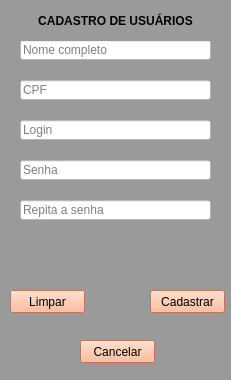
First picture: the form in formularios/frmCadastroUsuarios.ui, repository AndreConforti/projeto-faculdade, before the edit.
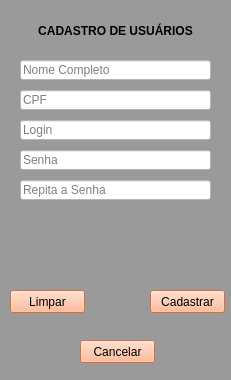
Second picture: the form after the edit.

Diff of the .ui file:
```diff
--- a/formularios/frmCadastroUsuarios.ui
+++ b/formularios/frmCadastroUsuarios.ui
@@ -20,85 +20,6 @@
    <string notr="true">background-color: rgb(154, 154, 154);</string>
   </property>
   <widget class="QWidget" name="centralwidget">
-   <widget class="QLineEdit" name="txtNome">
-    <property name="enabled">
-     <bool>false</bool>
-    </property>
-    <property name="geometry">
-     <rect>
-      <x>20</x>
-      <y>40</y>
-      <width>191</width>
-      <height>20</height>
-     </rect>
-    </property>
-    <property name="styleSheet">
-     <string notr="true">background-color: rgb(255, 255, 255);</string>
-    </property>
-    <property name="placeholderText">
-     <string>Nome completo</string>
-    </property>
-   </widget>
-   <widget class="QLineEdit" name="txtCPF">
-    <property name="enabled">
-     <bool>false</bool>
-    </property>
-    <property name="geometry">
-     <rect>
-      <x>20</x>
-      <y>80</y>
-      <width>191</width>
-      <height>20</height>
-     </rect>
-    </property>
-    <property name="styleSheet">
-     <string notr="true">background-color: rgb(255, 255, 255);</string>
-    </property>
-    <property name="placeholderText">
-     <string>CPF</string>
-    </property>
-   </widget>
-   <widget class="QLineEdit" name="txtLogin">
-    <property name="enabled">
-     <bool>false</bool>
-    </property>
-    <property name="geometry">
-     <rect>
-      <x>20</x>
-      <y>120</y>
-      <width>191</width>
-      <height>20</height>
-     </rect>
-    </property>
-    <property name="styleSheet">
-     <string notr="true">background-color: rgb(255, 255, 255);</string>
-    </property>
-    <property name="placeholderText">
-     <string>Login</string>
-    </property>
-   </widget>
-   <widget class="QLineEdit" name="txtSenha">
-    <property name="enabled">
-     <bool>false</bool>
-    </property>
-    <property name="geometry">
-     <rect>
-      <x>20</x>
-      <y>160</y>
-      <width>191</width>
-      <height>20</height>
-     </rect>
-    </property>
-    <property name="styleSheet">
-     <string notr="true">background-color: rgb(255, 255, 255);</string>
-    </property>
-    <property name="echoMode">
-     <enum>QLineEdit::Password</enum>
-    </property>
-    <property name="placeholderText">
-     <string>Senha</string>
-    </property>
-   </widget>
    <widget class="QPushButton" name="btnCancelar">
     <property name="geometry">
      <rect>
@@ -151,9 +72,9 @@
     <property name="geometry">
      <rect>
       <x>20</x>
-      <y>230</y>
+      <y>220</y>
       <width>191</width>
-      <height>41</height>
+      <height>51</height>
      </rect>
     </property>
     <property name="text">
@@ -170,7 +91,7 @@
     <property name="geometry">
      <rect>
       <x>20</x>
-      <y>0</y>
+      <y>10</y>
       <width>191</width>
       <height>41</height>
      </rect>
@@ -189,14 +110,30 @@
      <set>Qt::AlignCenter</set>
     </property>
    </widget>
-   <widget class="QLineEdit" name="txtContraSenha">
-    <property name="enabled">
-     <bool>false</bool>
+   <widget class="QLineEdit" name="txtNome">
+    <property name="geometry">
+     <rect>
+      <x>20</x>
+      <y>60</y>
+      <width>191</width>
+      <height>20</height>
+     </rect>
     </property>
+    <property name="styleSheet">
+     <string notr="true">background-color: rgb(255, 255, 255);</string>
+    </property>
+    <property name="alignment">
+     <set>Qt::AlignLeading|Qt::AlignLeft|Qt::AlignVCenter</set>
+    </property>
+    <property name="placeholderText">
+     <string>Nome Completo</string>
+    </property>
+   </widget>
+   <widget class="QLineEdit" name="txtCPF">
     <property name="geometry">
      <rect>
       <x>20</x>
-      <y>200</y>
+      <y>90</y>
       <width>191</width>
       <height>20</height>
      </rect>
@@ -204,11 +141,74 @@
     <property name="styleSheet">
      <string notr="true">background-color: rgb(255, 255, 255);</string>
     </property>
+    <property name="alignment">
+     <set>Qt::AlignLeading|Qt::AlignLeft|Qt::AlignVCenter</set>
+    </property>
+    <property name="placeholderText">
+     <string>CPF</string>
+    </property>
+   </widget>
+   <widget class="QLineEdit" name="txtLogin">
+    <property name="geometry">
+     <rect>
+      <x>20</x>
+      <y>120</y>
+      <width>191</width>
+      <height>20</height>
+     </rect>
+    </property>
+    <property name="styleSheet">
+     <string notr="true">background-color: rgb(255, 255, 255);</string>
+    </property>
+    <property name="alignment">
+     <set>Qt::AlignLeading|Qt::AlignLeft|Qt::AlignVCenter</set>
+    </property>
+    <property name="placeholderText">
+     <string>Login</string>
+    </property>
+   </widget>
+   <widget class="QLineEdit" name="txtSenha">
+    <property name="geometry">
+     <rect>
+      <x>20</x>
+      <y>150</y>
+      <width>191</width>
+      <height>20</height>
+     </rect>
+    </property>
+    <property name="styleSheet">
+     <string notr="true">background-color: rgb(255, 255, 255);</string>
+    </property>
     <property name="echoMode">
      <enum>QLineEdit::Password</enum>
     </property>
+    <property name="alignment">
+     <set>Qt::AlignLeading|Qt::AlignLeft|Qt::AlignVCenter</set>
+    </property>
     <property name="placeholderText">
-     <string>Repita a senha</string>
+     <string>Senha</string>
+    </property>
+   </widget>
+   <widget class="QLineEdit" name="txtSenha_2">
+    <property name="geometry">
+     <rect>
+      <x>20</x>
+      <y>180</y>
+      <width>191</width>
+      <height>20</height>
+     </rect>
+    </property>
+    <property name="styleSheet">
+     <string notr="true">background-color: rgb(255, 255, 255);</string>
+    </property>
+    <property name="echoMode">
+     <enum>QLineEdit::Password</enum>
+    </property>
+    <property name="alignment">
+     <set>Qt::AlignLeading|Qt::AlignLeft|Qt::AlignVCenter</set>
+    </property>
+    <property name="placeholderText">
+     <string>Repita a Senha</string>
     </property>
    </widget>
   </widget>
```
